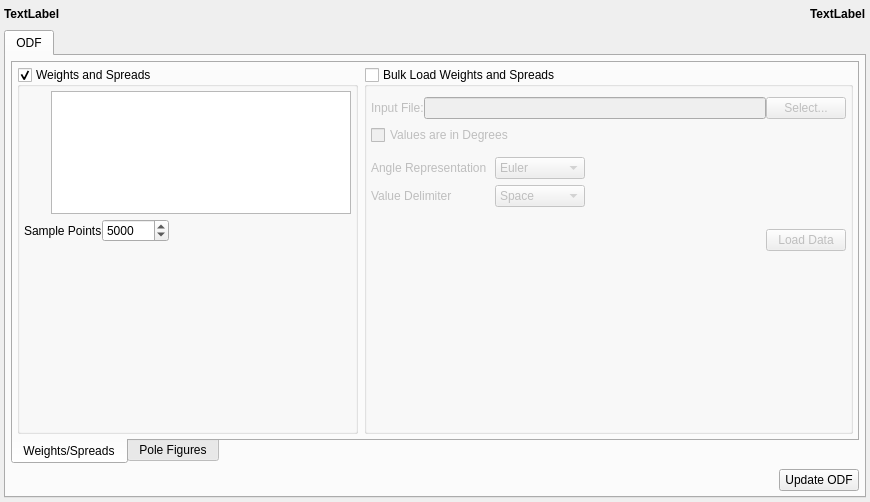
First picture: the form in Source/Plugins/StatsGenerator/Widgets/UI_Files/SGAxisODFWidget.ui, repository lcj820/DREAM3D, before the edit.
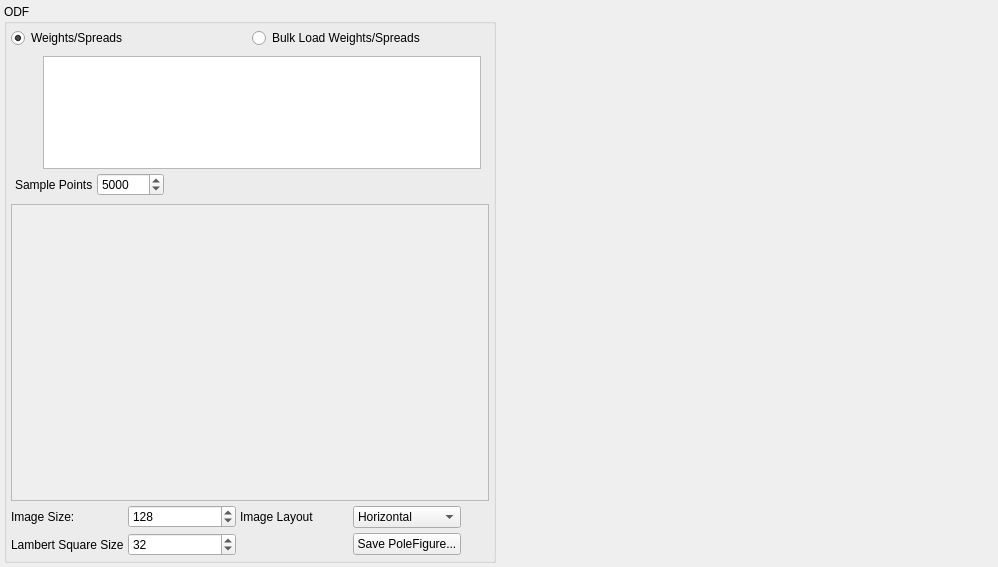
Second picture: the form after the edit. Icons and pictures are not drawn. Custom widgets are drawn as their Qt base class.

Commit message: Fully rewriting the GUI for the Primary Phase widget and all the supporting GUI widgets.

The edit to the form file:
```diff
--- a/Source/Plugins/StatsGenerator/Widgets/UI_Files/SGAxisODFWidget.ui
+++ b/Source/Plugins/StatsGenerator/Widgets/UI_Files/SGAxisODFWidget.ui
@@ -6,8 +6,8 @@
    <rect>
     <x>0</x>
     <y>0</y>
-    <width>870</width>
-    <height>502</height>
+    <width>998</width>
+    <height>567</height>
    </rect>
   </property>
   <property name="sizePolicy">
@@ -19,10 +19,7 @@
   <property name="windowTitle">
    <string>Form</string>
   </property>
-  <layout class="QVBoxLayout" name="verticalLayout_2">
-   <property name="spacing">
-    <number>6</number>
-   </property>
+  <layout class="QGridLayout" name="gridLayout_5">
    <property name="leftMargin">
     <number>4</number>
    </property>
@@ -35,218 +32,312 @@
    <property name="bottomMargin">
     <number>4</number>
    </property>
-   <item>
-    <layout class="QHBoxLayout" name="horizontalLayout_9">
-     <property name="topMargin">
-      <number>0</number>
-     </property>
-     <item>
-      <widget class="QLabel" name="m_WidgetTitle">
-       <property name="font">
-        <font>
-         <weight>75</weight>
-         <bold>true</bold>
-        </font>
-       </property>
-       <property name="text">
-        <string>TextLabel</string>
-       </property>
-      </widget>
-     </item>
-     <item>
-      <spacer name="horizontalSpacer_6">
-       <property name="orientation">
-        <enum>Qt::Horizontal</enum>
-       </property>
-       <property name="sizeHint" stdset="0">
+   <property name="spacing">
+    <number>6</number>
+   </property>
+   <item row="0" column="1" rowspan="4">
+    <widget class="StatsGenMDFWidget" name="m_MDFWidget" native="true">
+     <property name="sizePolicy">
+      <sizepolicy hsizetype="Preferred" vsizetype="Preferred">
+       <horstretch>1</horstretch>
+       <verstretch>0</verstretch>
+      </sizepolicy>
+     </property>
+     <property name="minimumSize">
         <size>
-         <width>40</width>
-         <height>20</height>
-        </size>
-       </property>
-      </spacer>
-     </item>
-     <item>
-      <widget class="QLabel" name="m_PhaseName">
+       <width>250</width>
+       <height>0</height>
+      </size>
+     </property>
+    </widget>
+   </item>
+   <item row="0" column="0" rowspan="4">
+    <widget class="QGroupBox" name="m_OdfGroupBox">
+     <property name="sizePolicy">
+      <sizepolicy hsizetype="Preferred" vsizetype="Expanding">
+       <horstretch>1</horstretch>
+       <verstretch>0</verstretch>
+      </sizepolicy>
+     </property>
        <property name="font">
         <font>
-         <weight>75</weight>
-         <bold>true</bold>
-        </font>
-       </property>
-       <property name="text">
-        <string>TextLabel</string>
-       </property>
-      </widget>
-     </item>
-    </layout>
-   </item>
-   <item>
-    <widget class="QTabWidget" name="tabWidget">
-     <widget class="QWidget" name="tab">
-      <attribute name="title">
+       <weight>50</weight>
+       <bold>false</bold>
+      </font>
+     </property>
+     <property name="title">
        <string>ODF</string>
-      </attribute>
+     </property>
+     <layout class="QGridLayout" name="gridLayout_3">
+      <property name="leftMargin">
+       <number>4</number>
+      </property>
+      <property name="topMargin">
+       <number>4</number>
+      </property>
+      <property name="rightMargin">
+       <number>4</number>
+      </property>
+      <property name="bottomMargin">
+       <number>4</number>
+      </property>
+      <property name="spacing">
+       <number>4</number>
+      </property>
+      <item row="2" column="0">
+       <widget class="QScrollArea" name="m_PFScrollArea">
+        <property name="sizePolicy">
+         <sizepolicy hsizetype="Expanding" vsizetype="Expanding">
+          <horstretch>0</horstretch>
+          <verstretch>2</verstretch>
+         </sizepolicy>
+        </property>
+        <property name="minimumSize">
+         <size>
+          <width>0</width>
+          <height>0</height>
+         </size>
+        </property>
+        <property name="widgetResizable">
+         <bool>true</bool>
+        </property>
+        <widget class="QWidget" name="scrollAreaWidgetContents">
+         <property name="geometry">
+          <rect>
+           <x>0</x>
+           <y>0</y>
+           <width>476</width>
+           <height>287</height>
+          </rect>
+         </property>
+         <property name="sizePolicy">
+          <sizepolicy hsizetype="Preferred" vsizetype="Expanding">
+           <horstretch>0</horstretch>
+           <verstretch>0</verstretch>
+          </sizepolicy>
+         </property>
+         <property name="maximumSize">
+          <size>
+           <width>16777215</width>
+           <height>16777215</height>
+          </size>
+         </property>
       <layout class="QVBoxLayout" name="verticalLayout">
-       <property name="spacing">
-        <number>5</number>
+          <property name="sizeConstraint">
+           <enum>QLayout::SetNoConstraint</enum>
        </property>
        <property name="leftMargin">
-        <number>5</number>
+           <number>0</number>
        </property>
        <property name="topMargin">
-        <number>5</number>
+           <number>0</number>
        </property>
        <property name="rightMargin">
-        <number>5</number>
+           <number>0</number>
        </property>
        <property name="bottomMargin">
-        <number>5</number>
+           <number>0</number>
        </property>
        <item>
-        <widget class="QTabWidget" name="tabWidget_2">
-         <property name="tabPosition">
-          <enum>QTabWidget::South</enum>
-         </property>
-         <property name="tabShape">
-          <enum>QTabWidget::Rounded</enum>
-         </property>
-         <property name="currentIndex">
+           <widget class="QLabel" name="m_PoleFigureLabel">
+            <property name="sizePolicy">
+             <sizepolicy hsizetype="Expanding" vsizetype="Expanding">
+              <horstretch>0</horstretch>
+              <verstretch>0</verstretch>
+             </sizepolicy>
+            </property>
+            <property name="text">
+             <string/>
+            </property>
+           </widget>
+          </item>
+         </layout>
+        </widget>
+       </widget>
+      </item>
+      <item row="3" column="0">
+       <layout class="QGridLayout" name="gridLayout_4">
+        <property name="topMargin">
           <number>0</number>
          </property>
-         <widget class="QWidget" name="tab_2">
-          <attribute name="title">
+        <property name="spacing">
+         <number>4</number>
+        </property>
+        <item row="0" column="4">
+         <widget class="QComboBox" name="imageLayout">
+          <item>
+           <property name="text">
+            <string>Horizontal</string>
+           </property>
+          </item>
+          <item>
+           <property name="text">
+            <string>Vertical</string>
+           </property>
+          </item>
+          <item>
+           <property name="text">
+            <string>Square</string>
+           </property>
+          </item>
+         </widget>
+        </item>
+        <item row="0" column="2">
+         <widget class="QSpinBox" name="pfImageSize">
+          <property name="maximum">
+           <number>10000</number>
+          </property>
+          <property name="value">
+           <number>128</number>
+          </property>
+         </widget>
+        </item>
+        <item row="0" column="3">
+         <widget class="QLabel" name="label_8">
+          <property name="toolTip">
+           <string>Controls the size of the Modified Lambert Square that is used for interpolation of the angular data during the stereographic project generation. You should leave this at the default unless you really understand what you are doing.</string>
+          </property>
+          <property name="text">
+           <string>Image Layout</string>
+          </property>
+         </widget>
+        </item>
+        <item row="1" column="1">
+         <widget class="QLabel" name="pfLambertLabel">
+          <property name="toolTip">
+           <string>Controls the size of the Modified Lambert Square that is used for interpolation of the angular data during the stereographic project generation. You should leave this at the default unless you really understand what you are doing.</string>
+          </property>
+          <property name="text">
+           <string>Lambert Square Size</string>
+          </property>
+         </widget>
+        </item>
+        <item row="0" column="1">
+         <widget class="QLabel" name="label_5">
+          <property name="text">
+           <string>Image Size:</string>
+          </property>
+         </widget>
+        </item>
+        <item row="1" column="2">
+         <widget class="QSpinBox" name="pfLambertSize">
+          <property name="maximum">
+           <number>10000</number>
+          </property>
+          <property name="value">
+           <number>32</number>
+          </property>
+         </widget>
+        </item>
+        <item row="1" column="4">
+         <widget class="QPushButton" name="savePoleFigureImage">
+          <property name="text">
+           <string>Save PoleFigure...</string>
+          </property>
+         </widget>
+        </item>
+        <item row="0" column="5">
+         <widget class="QPushButton" name="m_CalculateODFBtn">
+          <property name="sizePolicy">
+           <sizepolicy hsizetype="Fixed" vsizetype="Fixed">
+            <horstretch>0</horstretch>
+            <verstretch>0</verstretch>
+           </sizepolicy>
+          </property>
+          <property name="minimumSize">
+           <size>
+            <width>24</width>
+            <height>24</height>
+           </size>
+          </property>
+          <property name="maximumSize">
+           <size>
+            <width>24</width>
+            <height>24</height>
+           </size>
+          </property>
+          <property name="toolTip">
+           <string>Update ODF Plots</string>
+          </property>
+          <property name="text">
+           <string/>
+          </property>
+          <property name="icon">
+           <iconset resource="../../../../../../SIMPL/Source/SVWidgetsLib/icons/images/Icons.qrc">
+            <normaloff>:/refresh@2x.png</normaloff>:/refresh@2x.png</iconset>
+          </property>
+          <property name="iconSize">
+           <size>
+            <width>24</width>
+            <height>24</height>
+           </size>
+          </property>
+          <property name="autoDefault">
+           <bool>true</bool>
+          </property>
+          <property name="default">
+           <bool>false</bool>
+          </property>
+          <property name="flat">
+           <bool>true</bool>
+          </property>
+         </widget>
+        </item>
+       </layout>
+      </item>
+      <item row="0" column="0">
+       <layout class="QHBoxLayout" name="horizontalLayout_6">
+        <item>
+         <widget class="QRadioButton" name="m_WeightSpreads">
+          <property name="text">
            <string>Weights/Spreads</string>
-          </attribute>
-          <layout class="QHBoxLayout" name="horizontalLayout_8">
-           <property name="leftMargin">
-            <number>4</number>
-           </property>
-           <property name="topMargin">
-            <number>4</number>
-           </property>
-           <property name="rightMargin">
-            <number>4</number>
-           </property>
-           <property name="bottomMargin">
-            <number>4</number>
-           </property>
-           <item>
-            <widget class="QGroupBox" name="weightSpreadGroupBox">
-             <property name="sizePolicy">
-              <sizepolicy hsizetype="Preferred" vsizetype="Preferred">
-               <horstretch>0</horstretch>
-               <verstretch>0</verstretch>
-              </sizepolicy>
-             </property>
-             <property name="title">
-              <string>Weights and Spreads</string>
-             </property>
-             <property name="flat">
-              <bool>false</bool>
-             </property>
-             <property name="checkable">
-              <bool>true</bool>
              </property>
              <property name="checked">
               <bool>true</bool>
              </property>
-             <layout class="QGridLayout" name="gridLayout_2">
-              <property name="leftMargin">
-               <number>4</number>
-              </property>
-              <property name="topMargin">
-               <number>4</number>
-              </property>
-              <property name="rightMargin">
-               <number>4</number>
-              </property>
-              <property name="bottomMargin">
-               <number>4</number>
-              </property>
-              <property name="horizontalSpacing">
-               <number>3</number>
-              </property>
-              <property name="verticalSpacing">
-               <number>5</number>
-              </property>
-              <item row="0" column="0">
-               <widget class="QPushButton" name="addODFTextureBtn">
-                <property name="minimumSize">
-                 <size>
-                  <width>24</width>
-                  <height>24</height>
-                 </size>
-                </property>
-                <property name="maximumSize">
-                 <size>
-                  <width>24</width>
-                  <height>24</height>
-                 </size>
-                </property>
-                <property name="toolTip">
-                 <string>Add Weight Value</string>
-                </property>
+         </widget>
+        </item>
+        <item>
+         <widget class="QRadioButton" name="m_WeightSpreadsBulkLoad">
                 <property name="text">
-                 <string/>
-                </property>
-                <property name="icon">
-                 <iconset resource="../../../../../../SIMPL/Source/SVWidgetsLib/icons/images/Icons.qrc">
-                  <normaloff>:/add2.png</normaloff>:/add2.png</iconset>
-                </property>
-                <property name="iconSize">
-                 <size>
-                  <width>24</width>
-                  <height>24</height>
-                 </size>
-                </property>
-                <property name="flat">
-                 <bool>true</bool>
+           <string>Bulk Load Weights/Spreads</string>
                 </property>
                </widget>
               </item>
-              <item row="2" column="0">
-               <spacer name="verticalSpacer">
-                <property name="orientation">
-                 <enum>Qt::Vertical</enum>
-                </property>
-                <property name="sizeType">
-                 <enum>QSizePolicy::Fixed</enum>
-                </property>
-                <property name="sizeHint" stdset="0">
-                 <size>
-                  <width>20</width>
-                  <height>70</height>
-                 </size>
-                </property>
-               </spacer>
-              </item>
-              <item row="0" column="1" rowspan="3">
-               <widget class="QTableView" name="m_ODFTableView">
+       </layout>
+      </item>
+      <item row="1" column="0">
+       <widget class="QStackedWidget" name="m_WeightSpreadsStackedWidget">
                 <property name="sizePolicy">
                  <sizepolicy hsizetype="Preferred" vsizetype="Preferred">
                   <horstretch>0</horstretch>
-                  <verstretch>0</verstretch>
-                 </sizepolicy>
-                </property>
-                <property name="minimumSize">
-                 <size>
-                  <width>300</width>
-                  <height>50</height>
-                 </size>
-                </property>
-                <property name="maximumSize">
-                 <size>
-                  <width>16777215</width>
-                  <height>16777215</height>
-                 </size>
-                </property>
-                <property name="toolTip">
-                 <string>&lt;html&gt;&lt;head/&gt;&lt;body&gt;&lt;p&gt;By default if no custom rows are entered then a completely random ODF will be generated. Adding rows to this table results in those texture values being integrated into the random ODF data.&lt;/p&gt;&lt;/body&gt;&lt;/html&gt;</string>
-                </property>
-               </widget>
-              </item>
-              <item row="4" column="0" colspan="2">
+          <verstretch>1</verstretch>
+         </sizepolicy>
+        </property>
+        <property name="frameShape">
+         <enum>QFrame::NoFrame</enum>
+        </property>
+        <property name="currentIndex">
+         <number>0</number>
+        </property>
+        <widget class="QWidget" name="m_WeightsSpreadsWidget">
+         <layout class="QGridLayout" name="gridLayout">
+          <property name="leftMargin">
+           <number>4</number>
+          </property>
+          <property name="topMargin">
+           <number>4</number>
+          </property>
+          <property name="rightMargin">
+           <number>4</number>
+          </property>
+          <property name="bottomMargin">
+           <number>4</number>
+          </property>
+          <property name="spacing">
+           <number>4</number>
+          </property>
+          <item row="4" column="0" colspan="3">
                <layout class="QHBoxLayout" name="horizontalLayout_2">
                 <property name="topMargin">
                  <number>0</number>
@@ -283,6 +374,57 @@
                 </item>
                </layout>
               </item>
+          <item row="0" column="0">
+           <widget class="QPushButton" name="addODFTextureBtn">
+            <property name="minimumSize">
+             <size>
+              <width>24</width>
+              <height>24</height>
+             </size>
+            </property>
+            <property name="maximumSize">
+             <size>
+              <width>24</width>
+              <height>24</height>
+             </size>
+            </property>
+            <property name="toolTip">
+             <string>Add Weight Value</string>
+            </property>
+            <property name="text">
+             <string/>
+            </property>
+            <property name="icon">
+             <iconset resource="../../../../../../SIMPL/Source/SVWidgetsLib/icons/images/Icons.qrc">
+              <normaloff>:/add2.png</normaloff>:/add2.png</iconset>
+            </property>
+            <property name="iconSize">
+             <size>
+              <width>24</width>
+              <height>24</height>
+             </size>
+            </property>
+            <property name="flat">
+             <bool>true</bool>
+            </property>
+           </widget>
+          </item>
+          <item row="3" column="0">
+           <spacer name="verticalSpacer">
+            <property name="orientation">
+             <enum>Qt::Vertical</enum>
+            </property>
+            <property name="sizeType">
+             <enum>QSizePolicy::Expanding</enum>
+            </property>
+            <property name="sizeHint" stdset="0">
+             <size>
+              <width>20</width>
+              <height>70</height>
+             </size>
+            </property>
+           </spacer>
+          </item>
               <item row="1" column="0">
                <widget class="QPushButton" name="deleteODFTextureBtn">
                 <property name="sizePolicy">
@@ -324,48 +466,25 @@
                 </property>
                </widget>
               </item>
-              <item row="5" column="0" colspan="2">
-               <spacer name="verticalSpacer_3">
-                <property name="orientation">
-                 <enum>Qt::Vertical</enum>
-                </property>
-                <property name="sizeHint" stdset="0">
-                 <size>
-                  <width>20</width>
-                  <height>40</height>
-                 </size>
-                </property>
-               </spacer>
-              </item>
-             </layout>
-            </widget>
-           </item>
-           <item>
-            <widget class="QGroupBox" name="bulkLoadGroupBox">
-             <property name="sizePolicy">
-              <sizepolicy hsizetype="MinimumExpanding" vsizetype="Preferred">
-               <horstretch>0</horstretch>
-               <verstretch>0</verstretch>
-              </sizepolicy>
-             </property>
-             <property name="title">
-              <string>Bulk Load Weights and Spreads</string>
-             </property>
-             <property name="checkable">
+          <item row="0" column="1" rowspan="4">
+           <widget class="QTableView" name="m_ODFTableView">
+            <property name="toolTip">
+             <string>&lt;html&gt;&lt;head/&gt;&lt;body&gt;&lt;p&gt;By default if no custom rows are entered then a completely random ODF will be generated. Adding rows to this table results in those texture values being integrated into the random ODF data.&lt;/p&gt;&lt;/body&gt;&lt;/html&gt;</string>
+            </property>
+            <property name="alternatingRowColors">
               <bool>true</bool>
              </property>
-             <property name="checked">
-              <bool>false</bool>
-             </property>
-             <layout class="QGridLayout" name="gridLayout_4">
-              <property name="sizeConstraint">
-               <enum>QLayout::SetMinimumSize</enum>
-              </property>
+           </widget>
+          </item>
+         </layout>
+        </widget>
+        <widget class="QWidget" name="m_BulkLoadWidget">
+         <layout class="QGridLayout" name="gridLayout_2">
               <property name="leftMargin">
                <number>4</number>
               </property>
               <property name="topMargin">
-               <number>10</number>
+           <number>4</number>
               </property>
               <property name="rightMargin">
                <number>4</number>
@@ -373,13 +492,10 @@
               <property name="bottomMargin">
                <number>4</number>
               </property>
-              <property name="horizontalSpacing">
-               <number>8</number>
-              </property>
-              <property name="verticalSpacing">
-               <number>-1</number>
-              </property>
-              <item row="5" column="1">
+          <property name="spacing">
+           <number>6</number>
+          </property>
+          <item row="3" column="1">
                <widget class="QComboBox" name="delimiter">
                 <item>
                  <property name="text">
@@ -403,32 +519,47 @@
                 </item>
                </widget>
               </item>
-              <item row="5" column="0">
+          <item row="2" column="1">
+           <widget class="QComboBox" name="angleRepresentation">
+            <item>
+             <property name="text">
+              <string>Euler</string>
+             </property>
+            </item>
+            <item>
+             <property name="text">
+              <string>Quaternion</string>
+             </property>
+            </item>
+            <item>
+             <property name="text">
+              <string>Rodriguez</string>
+             </property>
+            </item>
+           </widget>
+          </item>
+          <item row="2" column="0">
+           <widget class="QLabel" name="label_3">
+            <property name="text">
+             <string>Angle Representation</string>
+            </property>
+           </widget>
+          </item>
+          <item row="1" column="0">
+           <widget class="QCheckBox" name="anglesInDegrees">
+            <property name="text">
+             <string>Values are in Degrees</string>
+            </property>
+           </widget>
+          </item>
+          <item row="3" column="0">
                <widget class="QLabel" name="label_4">
                 <property name="text">
                  <string>Value Delimiter</string>
                 </property>
                </widget>
               </item>
-              <item row="7" column="0" colspan="3">
-               <layout class="QHBoxLayout" name="horizontalLayout_6">
-                <property name="topMargin">
-                 <number>10</number>
-                </property>
-                <item>
-                 <spacer name="horizontalSpacer">
-                  <property name="orientation">
-                   <enum>Qt::Horizontal</enum>
-                  </property>
-                  <property name="sizeHint" stdset="0">
-                   <size>
-                    <width>40</width>
-                    <height>20</height>
-                   </size>
-                  </property>
-                 </spacer>
-                </item>
-                <item>
+          <item row="4" column="0">
                  <widget class="QPushButton" name="loadODFTextureBtn">
                   <property name="text">
                    <string>Load Data</string>
@@ -438,9 +569,7 @@
                   </property>
                  </widget>
                 </item>
-               </layout>
-              </item>
-              <item row="0" column="0" colspan="3">
+          <item row="0" column="0" colspan="4">
                <layout class="QHBoxLayout" name="horizontalLayout_3">
                 <item>
                  <widget class="QLabel" name="label">
@@ -467,40 +596,11 @@
                 </item>
                </layout>
               </item>
-              <item row="4" column="0">
-               <widget class="QLabel" name="label_3">
-                <property name="text">
-                 <string>Angle Representation</string>
-                </property>
-               </widget>
-              </item>
-              <item row="4" column="1">
-               <widget class="QComboBox" name="angleRepresentation">
-                <item>
-                 <property name="text">
-                  <string>Euler</string>
-                 </property>
-                </item>
-                <item>
-                 <property name="text">
-                  <string>Quaternion</string>
-                 </property>
-                </item>
-                <item>
-                 <property name="text">
-                  <string>Rodriguez</string>
-                 </property>
-                </item>
-               </widget>
-              </item>
-              <item row="8" column="0" colspan="2">
+          <item row="5" column="1">
                <spacer name="verticalSpacer_2">
                 <property name="orientation">
                  <enum>Qt::Vertical</enum>
                 </property>
-                <property name="sizeType">
-                 <enum>QSizePolicy::Expanding</enum>
-                </property>
                 <property name="sizeHint" stdset="0">
                  <size>
                   <width>20</width>
@@ -509,280 +609,11 @@
                 </property>
                </spacer>
               </item>
-              <item row="2" column="2" rowspan="5">
-               <spacer name="horizontalSpacer_2">
-                <property name="orientation">
-                 <enum>Qt::Horizontal</enum>
-                </property>
-                <property name="sizeHint" stdset="0">
-                 <size>
-                  <width>40</width>
-                  <height>20</height>
-                 </size>
-                </property>
-               </spacer>
-              </item>
-              <item row="2" column="0" colspan="2">
-               <widget class="QCheckBox" name="anglesInDegrees">
-                <property name="text">
-                 <string>Values are in Degrees</string>
-                </property>
-               </widget>
-              </item>
-             </layout>
-            </widget>
-           </item>
-          </layout>
-         </widget>
-         <widget class="QWidget" name="tab_3">
-          <attribute name="title">
-           <string>Pole Figures</string>
-          </attribute>
-          <layout class="QVBoxLayout" name="verticalLayout_3">
-           <property name="leftMargin">
-            <number>4</number>
-           </property>
-           <property name="topMargin">
-            <number>4</number>
-           </property>
-           <property name="rightMargin">
-            <number>4</number>
-           </property>
-           <property name="bottomMargin">
-            <number>4</number>
-           </property>
-           <item>
-            <widget class="QScrollArea" name="m_PFScrollArea">
-             <property name="sizePolicy">
-              <sizepolicy hsizetype="Expanding" vsizetype="Expanding">
-               <horstretch>0</horstretch>
-               <verstretch>0</verstretch>
-              </sizepolicy>
-             </property>
-             <property name="minimumSize">
-              <size>
-               <width>0</width>
-               <height>0</height>
-              </size>
-             </property>
-             <property name="widgetResizable">
-              <bool>true</bool>
-             </property>
-             <widget class="QWidget" name="scrollAreaWidgetContents">
-              <property name="geometry">
-               <rect>
-                <x>0</x>
-                <y>0</y>
-                <width>830</width>
-                <height>311</height>
-               </rect>
-              </property>
-              <property name="sizePolicy">
-               <sizepolicy hsizetype="Preferred" vsizetype="Expanding">
-                <horstretch>0</horstretch>
-                <verstretch>0</verstretch>
-               </sizepolicy>
-              </property>
-              <property name="maximumSize">
-               <size>
-                <width>16777215</width>
-                <height>16777215</height>
-               </size>
-              </property>
-              <layout class="QHBoxLayout" name="horizontalLayout">
-               <property name="spacing">
-                <number>4</number>
-               </property>
-               <property name="leftMargin">
-                <number>5</number>
-               </property>
-               <property name="topMargin">
-                <number>5</number>
-               </property>
-               <property name="rightMargin">
-                <number>5</number>
-               </property>
-               <property name="bottomMargin">
-                <number>5</number>
-               </property>
-               <item>
-                <widget class="QLabel" name="m_PoleFigureLabel">
-                 <property name="text">
-                  <string/>
-                 </property>
-                </widget>
-               </item>
-               <item>
-                <spacer name="horizontalSpacer_7">
-                 <property name="orientation">
-                  <enum>Qt::Horizontal</enum>
-                 </property>
-                 <property name="sizeHint" stdset="0">
-                  <size>
-                   <width>40</width>
-                   <height>20</height>
-                  </size>
-                 </property>
-                </spacer>
-               </item>
-              </layout>
-             </widget>
-            </widget>
-           </item>
-           <item>
-            <layout class="QHBoxLayout" name="horizontalLayout_4">
-             <property name="topMargin">
-              <number>0</number>
-             </property>
-             <item>
-              <widget class="QLabel" name="label_5">
-               <property name="text">
-                <string>Image Size:</string>
-               </property>
-              </widget>
-             </item>
-             <item>
-              <widget class="QSpinBox" name="pfImageSize">
-               <property name="maximum">
-                <number>10000</number>
-               </property>
-               <property name="value">
-                <number>256</number>
-               </property>
-              </widget>
-             </item>
-             <item>
-              <widget class="QLabel" name="label_8">
-               <property name="toolTip">
-                <string>Controls the size of the Modified Lambert Square that is used for interpolation of the angular data during the stereographic project generation. You should leave this at the default unless you really understand what you are doing.</string>
-               </property>
-               <property name="text">
-                <string>Image Layout</string>
-               </property>
-              </widget>
-             </item>
-             <item>
-              <widget class="QComboBox" name="imageLayout">
-               <item>
-                <property name="text">
-                 <string>Horizontal</string>
-                </property>
-               </item>
-               <item>
-                <property name="text">
-                 <string>Vertical</string>
-                </property>
-               </item>
-               <item>
-                <property name="text">
-                 <string>Square</string>
-                </property>
-               </item>
-              </widget>
-             </item>
-             <item>
-              <spacer name="horizontalSpacer_8">
-               <property name="orientation">
-                <enum>Qt::Horizontal</enum>
-               </property>
-               <property name="sizeType">
-                <enum>QSizePolicy::Preferred</enum>
-               </property>
-               <property name="sizeHint" stdset="0">
-                <size>
-                 <width>60</width>
-                 <height>20</height>
-                </size>
-               </property>
-              </spacer>
-             </item>
-             <item>
-              <widget class="QLabel" name="pfLambertLabel">
-               <property name="toolTip">
-                <string>Controls the size of the Modified Lambert Square that is used for interpolation of the angular data during the stereographic project generation. You should leave this at the default unless you really understand what you are doing.</string>
-               </property>
-               <property name="text">
-                <string>Lambert Square Size</string>
-               </property>
-              </widget>
-             </item>
-             <item>
-              <widget class="QSpinBox" name="pfLambertSize">
-               <property name="maximum">
-                <number>10000</number>
-               </property>
-               <property name="value">
-                <number>32</number>
-               </property>
-              </widget>
-             </item>
-             <item>
-              <spacer name="horizontalSpacer_5">
-               <property name="orientation">
-                <enum>Qt::Horizontal</enum>
-               </property>
-               <property name="sizeHint" stdset="0">
-                <size>
-                 <width>40</width>
-                 <height>20</height>
-                </size>
-               </property>
-              </spacer>
-             </item>
-             <item>
-              <widget class="QPushButton" name="savePoleFigureImage">
-               <property name="text">
-                <string>Save PoleFigure...</string>
-               </property>
-              </widget>
-             </item>
-            </layout>
-           </item>
-          </layout>
-         </widget>
-        </widget>
-       </item>
-       <item>
-        <layout class="QHBoxLayout" name="horizontalLayout_5">
-         <property name="topMargin">
-          <number>0</number>
-         </property>
-         <item>
-          <spacer name="horizontalSpacer_4">
-           <property name="orientation">
-            <enum>Qt::Horizontal</enum>
-           </property>
-           <property name="sizeHint" stdset="0">
-            <size>
-             <width>40</width>
-             <height>20</height>
-            </size>
-           </property>
-          </spacer>
-         </item>
-         <item>
-          <widget class="QPushButton" name="m_CalculateODFBtn">
-           <property name="sizePolicy">
-            <sizepolicy hsizetype="Maximum" vsizetype="Fixed">
-             <horstretch>0</horstretch>
-             <verstretch>0</verstretch>
-            </sizepolicy>
-           </property>
-           <property name="text">
-            <string>Update ODF</string>
-           </property>
-           <property name="autoDefault">
-            <bool>true</bool>
-           </property>
-           <property name="default">
-            <bool>false</bool>
-           </property>
-          </widget>
-         </item>
-        </layout>
-       </item>
-      </layout>
-     </widget>
+         </layout>
+        </widget>
+       </widget>
+      </item>
+     </layout>
     </widget>
    </item>
   </layout>
@@ -793,6 +624,12 @@
    <extends>QLineEdit</extends>
    <header location="global">QtSFSDropLineEdit.h</header>
   </customwidget>
+  <customwidget>
+   <class>StatsGenMDFWidget</class>
+   <extends>QWidget</extends>
+   <header location="global">StatsGenMDFWidget.h</header>
+   <container>1</container>
+  </customwidget>
  </customwidgets>
  <resources>
   <include location="../../../../../../SIMPL/Source/SVWidgetsLib/icons/images/Icons.qrc"/>
```
Lines whose indentation alone changed are shown as unchanged. The commit also changes 62 other files.
